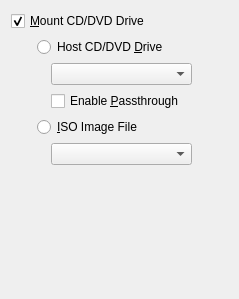
The window that vbox/src/VBox/Frontends/VirtualBox4/ui/VBoxVMSettingsCD.ui (jljuxgm/vboxgit) describes before a commit, drawn with Qt 5.
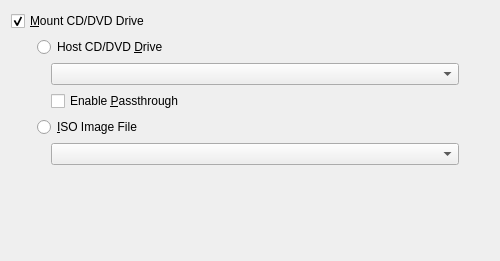
The same window after the commit. Custom widgets are drawn as their Qt base class.

Commit message:
commit_10685 ------------------------------------------------------------------------ r10685 | vboxsync | 2008-07-16 16:54:05 +0800 (Wed, 16 Jul 2008) | 2 lines
FE/Qt4: Corrected the grid layout.

------------------------------------------------------------------------

```diff
--- a/vbox/src/VBox/Frontends/VirtualBox4/ui/VBoxVMSettingsCD.ui
+++ b/vbox/src/VBox/Frontends/VirtualBox4/ui/VBoxVMSettingsCD.ui
@@ -22,12 +22,12 @@
    <rect>
     <x>0</x>
     <y>0</y>
-    <width>239</width>
-    <height>299</height>
+    <width>500</width>
+    <height>261</height>
    </rect>
   </property>
   <layout class="QGridLayout" >
-   <item row="0" column="0" colspan="3" >
+   <item row="0" column="0" colspan="2" >
     <widget class="QCheckBox" name="mGbCD" >
      <property name="whatsThis" >
       <string>When checked, mounts the specified media to the CD/DVD drive of the virtual machine. Note that the CD/DVD drive is always connected to the Secondary Master IDE controller of the machine.</string>
@@ -77,9 +77,6 @@
       <property name="bottomMargin" >
        <number>0</number>
       </property>
-      <property name="verticalSpacing" >
-       <number>-1</number>
-      </property>
       <item row="0" column="0" colspan="2" >
        <widget class="QRadioButton" name="mRbHostCD" >
         <property name="whatsThis" >
```
